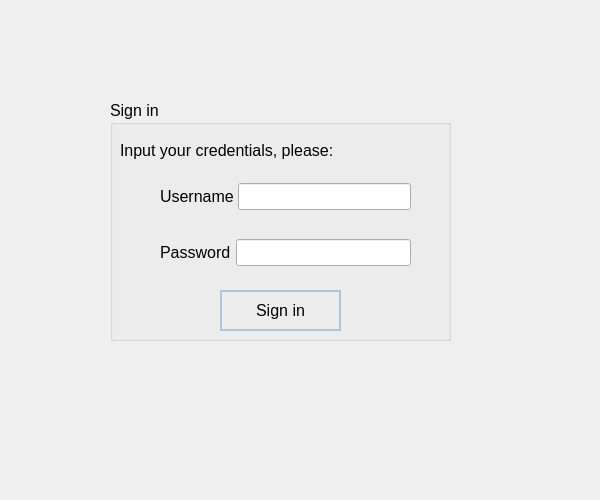
Qt form signinview.ui (drakosvlad/vam-bank) before a commit.
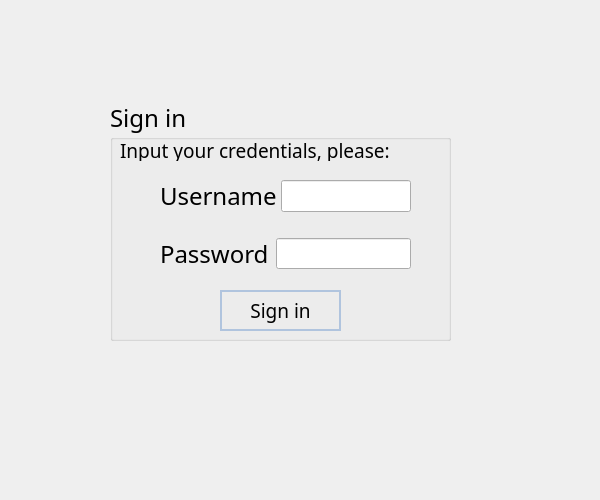
The same form after that commit.

```diff
--- a/signinview.ui
+++ b/signinview.ui
@@ -27,7 +27,8 @@
    </property>
    <property name="font">
     <font>
-     <pointsize>12</pointsize>
+     <family>Agency FB</family>
+     <pointsize>18</pointsize>
     </font>
    </property>
    <property name="title">
@@ -114,7 +115,8 @@
     </property>
     <property name="font">
      <font>
-      <pointsize>12</pointsize>
+      <family>Agency FB</family>
+      <pointsize>14</pointsize>
      </font>
     </property>
     <property name="styleSheet">
@@ -138,6 +140,12 @@
       <height>21</height>
      </rect>
     </property>
+    <property name="font">
+     <font>
+      <family>Agency FB</family>
+      <pointsize>14</pointsize>
+     </font>
+    </property>
     <property name="text">
      <string>Input your credentials, please:</string>
     </property>
@@ -171,6 +179,12 @@
        </property>
        <item>
         <widget class="QLabel" name="username_L">
+         <property name="font">
+          <font>
+           <family>Agency FB</family>
+           <pointsize>18</pointsize>
+          </font>
+         </property>
          <property name="text">
           <string>Username</string>
          </property>
@@ -204,6 +218,12 @@
        </property>
        <item>
         <widget class="QLabel" name="password_L2">
+         <property name="font">
+          <font>
+           <family>Agency FB</family>
+           <pointsize>18</pointsize>
+          </font>
+         </property>
          <property name="text">
           <string>Password </string>
          </property>
```
